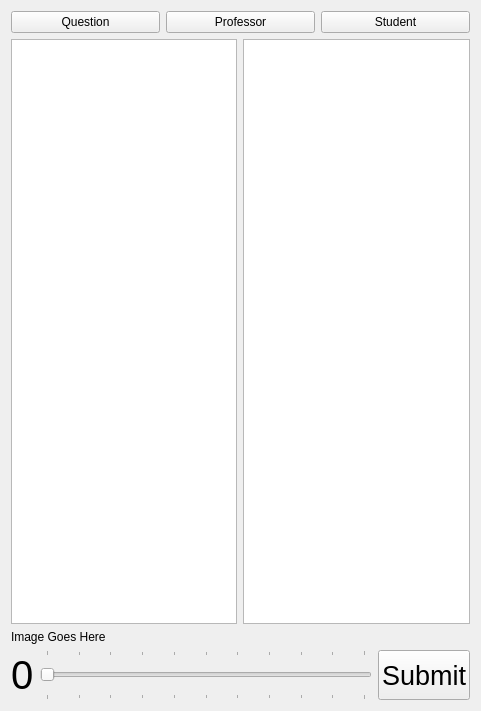
Old version of the form umati/UmatiGradingTaskView.ui in the repository kheimerl/umati.
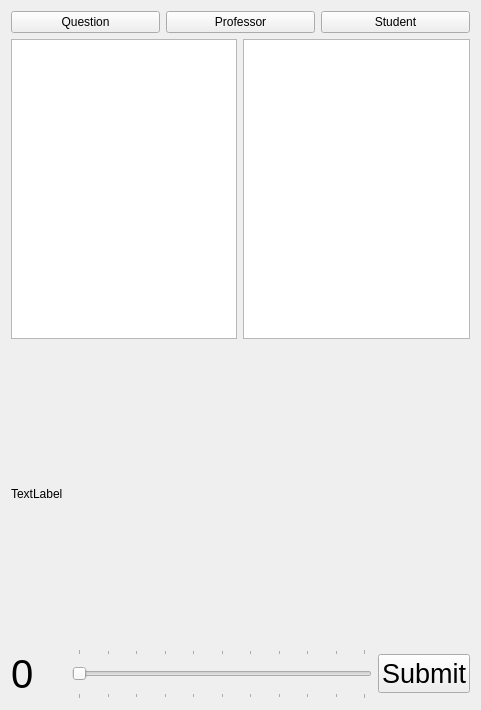
New version of the form.

```diff
--- a/umati/UmatiGradingTaskView.ui
+++ b/umati/UmatiGradingTaskView.ui
@@ -7,13 +7,16 @@
     <x>0</x>
     <y>0</y>
     <width>481</width>
-    <height>711</height>
+    <height>710</height>
    </rect>
   </property>
   <property name="windowTitle">
    <string>Form</string>
   </property>
   <layout class="QGridLayout" name="gridLayout">
+   <property name="sizeConstraint">
+    <enum>QLayout::SetDefaultConstraint</enum>
+   </property>
    <item row="3" column="0">
     <layout class="QVBoxLayout" name="verticalLayout">
      <property name="spacing">
@@ -74,9 +77,15 @@
      </item>
      <item>
       <widget class="QSlider" name="slider">
+       <property name="sizePolicy">
+        <sizepolicy hsizetype="Fixed" vsizetype="Fixed">
+         <horstretch>0</horstretch>
+         <verstretch>0</verstretch>
+        </sizepolicy>
+       </property>
        <property name="minimumSize">
         <size>
-         <width>0</width>
+         <width>300</width>
          <height>50</height>
         </size>
        </property>
@@ -97,7 +106,7 @@
      <item>
       <widget class="QPushButton" name="submit">
        <property name="sizePolicy">
-        <sizepolicy hsizetype="Minimum" vsizetype="Minimum">
+        <sizepolicy hsizetype="Fixed" vsizetype="Fixed">
          <horstretch>0</horstretch>
          <verstretch>0</verstretch>
         </sizepolicy>
@@ -116,6 +125,9 @@
    </item>
    <item row="4" column="0">
     <layout class="QVBoxLayout" name="verticalLayout_2">
+     <property name="sizeConstraint">
+      <enum>QLayout::SetDefaultConstraint</enum>
+     </property>
      <item>
       <layout class="QHBoxLayout" name="horizontalLayout_3">
        <item>
@@ -142,14 +154,14 @@
      </item>
      <item>
       <widget class="QLabel" name="studentField">
-       <property name="maximumSize">
-        <size>
-         <width>16777215</width>
-         <height>16777215</height>
-        </size>
+       <property name="sizePolicy">
+        <sizepolicy hsizetype="Expanding" vsizetype="Expanding">
+         <horstretch>0</horstretch>
+         <verstretch>0</verstretch>
+        </sizepolicy>
        </property>
        <property name="text">
-        <string>Image Goes Here</string>
+        <string>TextLabel</string>
        </property>
       </widget>
      </item>
```
